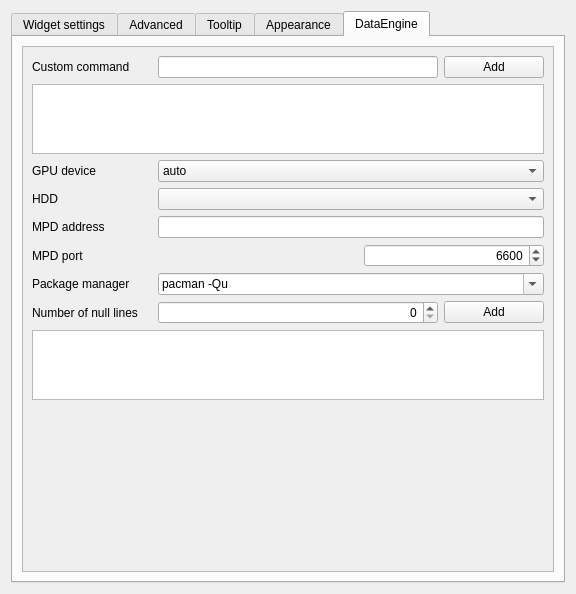
First picture: the form in sources/ptm/contents/ui/configwindow.ui, repository arcan1s/awesome-widgets, before the edit.
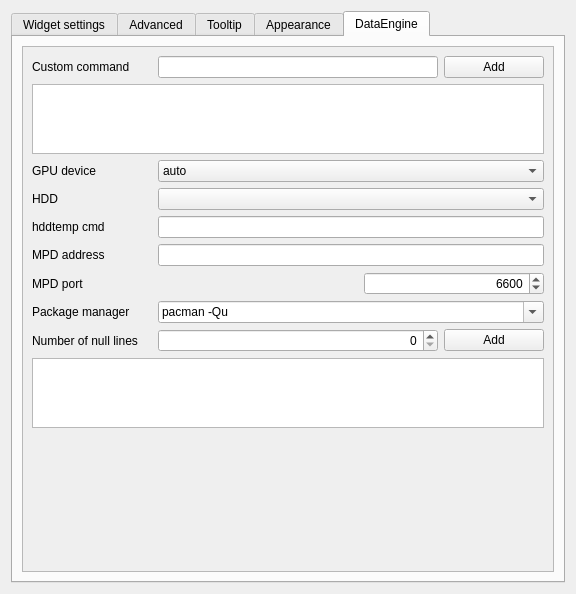
Second picture: the form after the edit. The open tabs and pages were chosen to show the change. Custom widgets are drawn as their Qt base class.

What changed in the file:
```diff
--- a/sources/ptm/contents/ui/configwindow.ui
+++ b/sources/ptm/contents/ui/configwindow.ui
@@ -2614,6 +2614,30 @@
              </item>
             </layout>
            </item>
+           <item>
+            <layout class="QHBoxLayout" name="layout_hddtempCmd">
+             <item>
+              <widget class="QLabel" name="label_hddtempCmd">
+               <property name="minimumSize">
+                <size>
+                 <width>120</width>
+                 <height>0</height>
+                </size>
+               </property>
+               <property name="text">
+                <string>hddtemp cmd</string>
+               </property>
+              </widget>
+             </item>
+             <item>
+              <widget class="QLineEdit" name="lineEdit_hddtempCmd">
+               <property name="alignment">
+                <set>Qt::AlignRight|Qt::AlignTrailing|Qt::AlignVCenter</set>
+               </property>
+              </widget>
+             </item>
+            </layout>
+           </item>
            <item>
             <layout class="QHBoxLayout" name="layout_mpdaddress">
              <item>
```
Left out of the diff: 1 changed line with no effect on the pictures.
